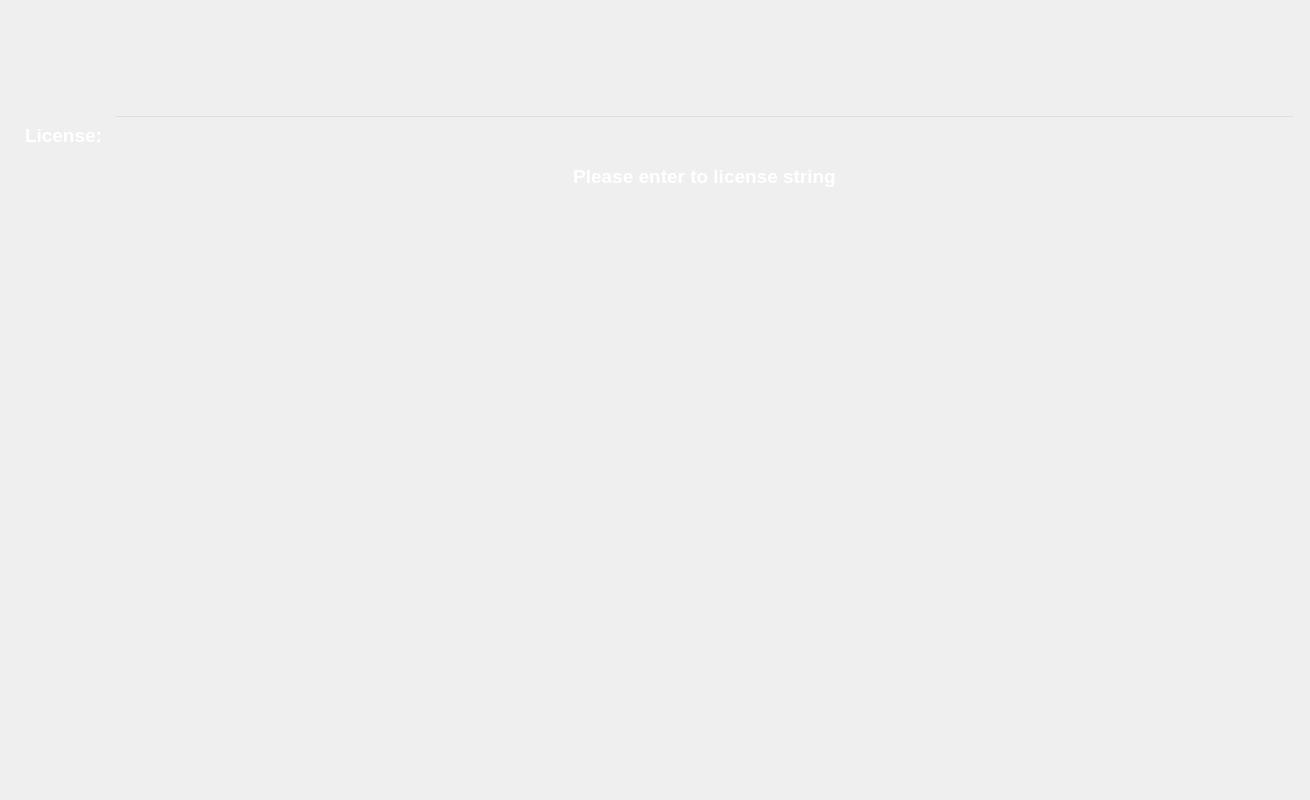
Above: forms/Page_0.ui from apollo-k22/FaceAI-Product before the change. Below: the same form after it.
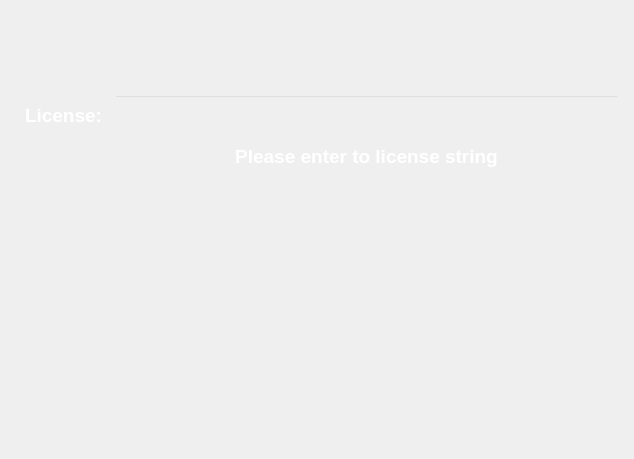
That is the form after the change. Icons and pictures are not drawn.

Diff of the .ui file:
```diff
--- a/forms/Page_0.ui
+++ b/forms/Page_0.ui
@@ -6,8 +6,8 @@
    <rect>
     <x>0</x>
     <y>0</y>
-    <width>1310</width>
-    <height>800</height>
+    <width>634</width>
+    <height>459</height>
    </rect>
   </property>
   <property name="styleSheet">
@@ -57,9 +57,25 @@
        <property name="topMargin">
         <number>10</number>
        </property>
+       <property name="rightMargin">
+        <number>20</number>
+       </property>
        <property name="bottomMargin">
         <number>20</number>
        </property>
+       <item>
+        <spacer name="horizontalSpacer">
+         <property name="orientation">
+          <enum>Qt::Horizontal</enum>
+         </property>
+         <property name="sizeHint" stdset="0">
+          <size>
+           <width>40</width>
+           <height>20</height>
+          </size>
+         </property>
+        </spacer>
+       </item>
        <item>
         <widget class="QLabel" name="label_11">
          <property name="sizePolicy">
@@ -70,14 +86,14 @@
          </property>
          <property name="minimumSize">
           <size>
-           <width>120</width>
-           <height>60</height>
+           <width>80</width>
+           <height>40</height>
           </size>
          </property>
          <property name="maximumSize">
           <size>
-           <width>120</width>
-           <height>60</height>
+           <width>80</width>
+           <height>40</height>
           </size>
          </property>
          <property name="styleSheet">
@@ -97,19 +113,6 @@
          </property>
         </widget>
        </item>
-       <item>
-        <spacer name="horizontalSpacer">
-         <property name="orientation">
-          <enum>Qt::Horizontal</enum>
-         </property>
-         <property name="sizeHint" stdset="0">
-          <size>
-           <width>40</width>
-           <height>20</height>
-          </size>
-         </property>
-        </spacer>
-       </item>
       </layout>
      </item>
      <item>
@@ -250,7 +253,15 @@
        </item>
       </layout>
      </item>
-     <item alignment="Qt::AlignHCenter">
+     <item>
+      <layout class="QHBoxLayout" name="horizontalLayout_3">
+       <property name="topMargin">
+        <number>10</number>
+       </property>
+       <property name="bottomMargin">
+        <number>20</number>
+       </property>
+       <item>
       <widget class="QPushButton" name="btnConfirm">
        <property name="sizePolicy">
         <sizepolicy hsizetype="Minimum" vsizetype="Fixed">
@@ -284,6 +295,8 @@
         </size>
        </property>
       </widget>
+       </item>
+      </layout>
      </item>
     </layout>
    </item>
```
Lines whose indentation alone changed are shown as unchanged.
